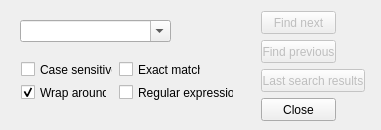
First picture: the form in finditemsdialog.ui, repository kambala-decapitator/MedianXLOfflineTools, before the edit.
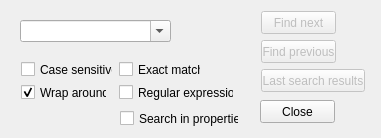
Second picture: the form after the edit.

Commit message: added 'search in properties' checkbox to Find dialog; added tree- model/view for displaying search results.

The edit to the form file:
```diff
--- a/finditemsdialog.ui
+++ b/finditemsdialog.ui
@@ -7,7 +7,7 @@
     <x>0</x>
     <y>0</y>
     <width>381</width>
-    <height>130</height>
+    <height>138</height>
    </rect>
   </property>
   <widget class="QComboBox" name="searchComboBox">
@@ -134,8 +134,8 @@
   <widget class="QPushButton" name="closeButton">
    <property name="geometry">
     <rect>
-     <x>261</x>
-     <y>98</y>
+     <x>260</x>
+     <y>100</y>
      <width>75</width>
      <height>23</height>
     </rect>
@@ -178,6 +178,22 @@
     <bool>false</bool>
    </property>
   </widget>
+  <widget class="QCheckBox" name="searchPropsCheckBox">
+   <property name="geometry">
+    <rect>
+     <x>120</x>
+     <y>110</y>
+     <width>119</width>
+     <height>17</height>
+    </rect>
+   </property>
+   <property name="text">
+    <string>Search in properties</string>
+   </property>
+   <property name="checked">
+    <bool>false</bool>
+   </property>
+  </widget>
  </widget>
  <layoutdefault spacing="6" margin="11"/>
  <resources/>
```
The commit also changes 9 other files.
